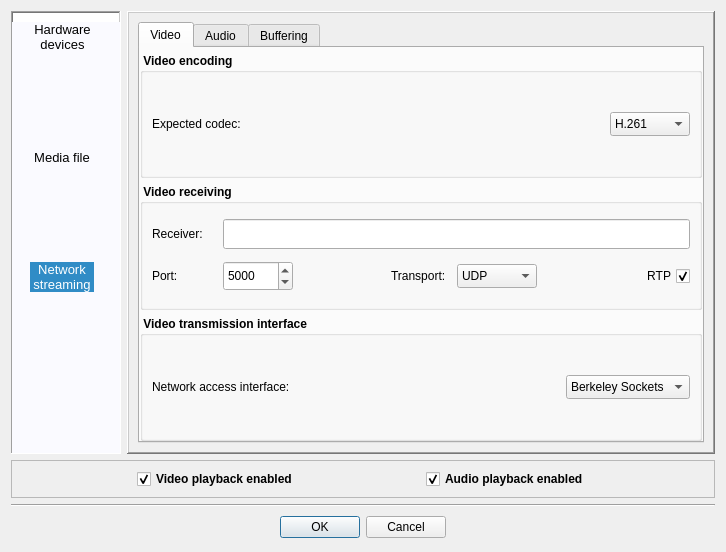
Above: Homer/forms/Dialogs/OpenVideoAudioPreviewDialog.ui from Homer-Conferencing/Homer-Conferencing before the change. Below: the same form after it.
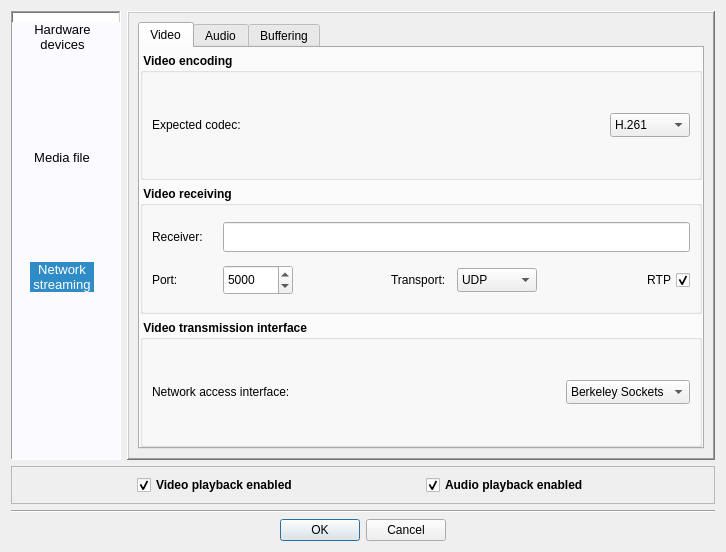
That is the form after the change. Icons and pictures are not drawn.

Commit message: - added: dialog for configuration of audio silence suppression, including live monitoring for current audio source

Patch:
```diff
--- a/Homer/forms/Dialogs/OpenVideoAudioPreviewDialog.ui
+++ b/Homer/forms/Dialogs/OpenVideoAudioPreviewDialog.ui
@@ -1885,18 +1885,6 @@
    </item>
    <item>
     <widget class="QDialogButtonBox" name="mBb">
-     <property name="minimumSize">
-      <size>
-       <width>0</width>
-       <height>28</height>
-      </size>
-     </property>
-     <property name="maximumSize">
-      <size>
-       <width>16777215</width>
-       <height>28</height>
-      </size>
-     </property>
      <property name="orientation">
       <enum>Qt::Horizontal</enum>
      </property>
```
The commit also changes 13 other files.
